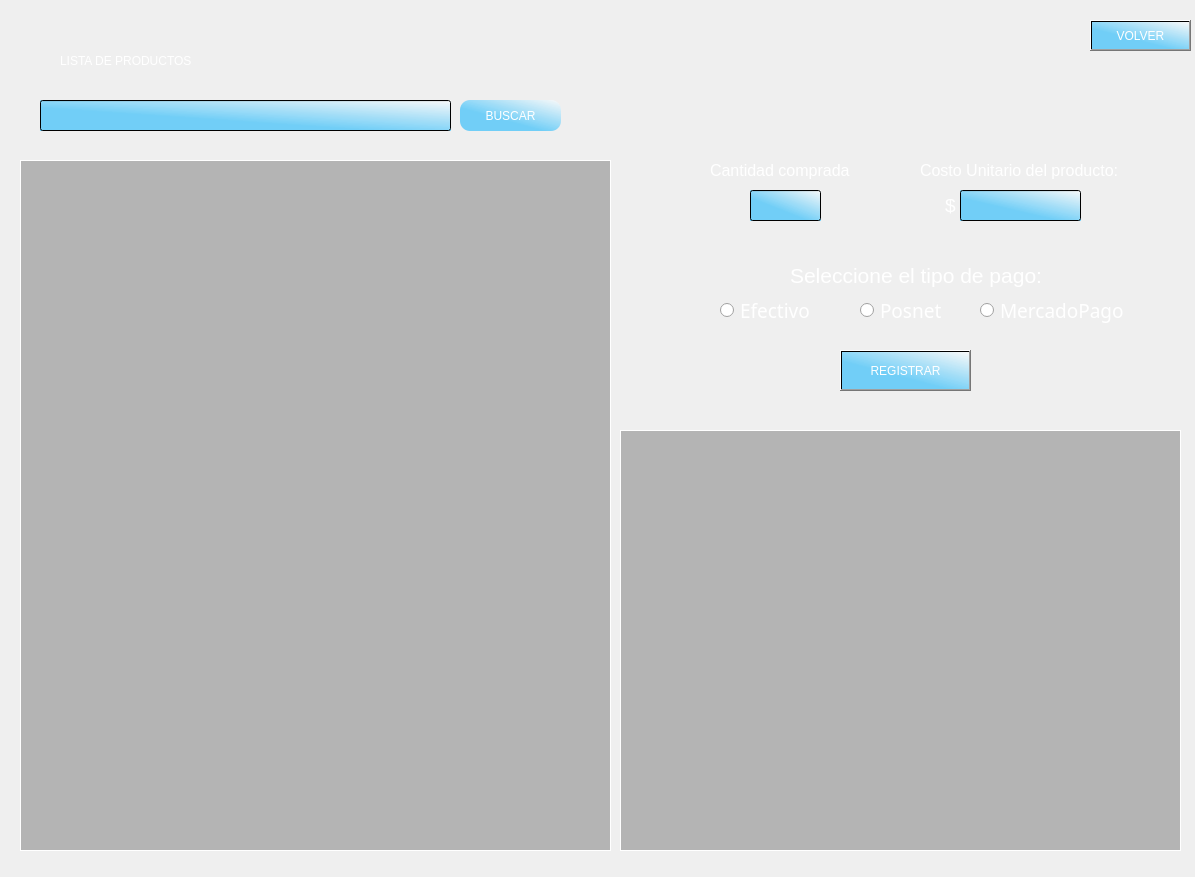
Qt form ventanas/registrar_compra_producto_listado.ui (LautaroRomero21/Proyecto-CRUD-para-empresa-chica) before a commit.
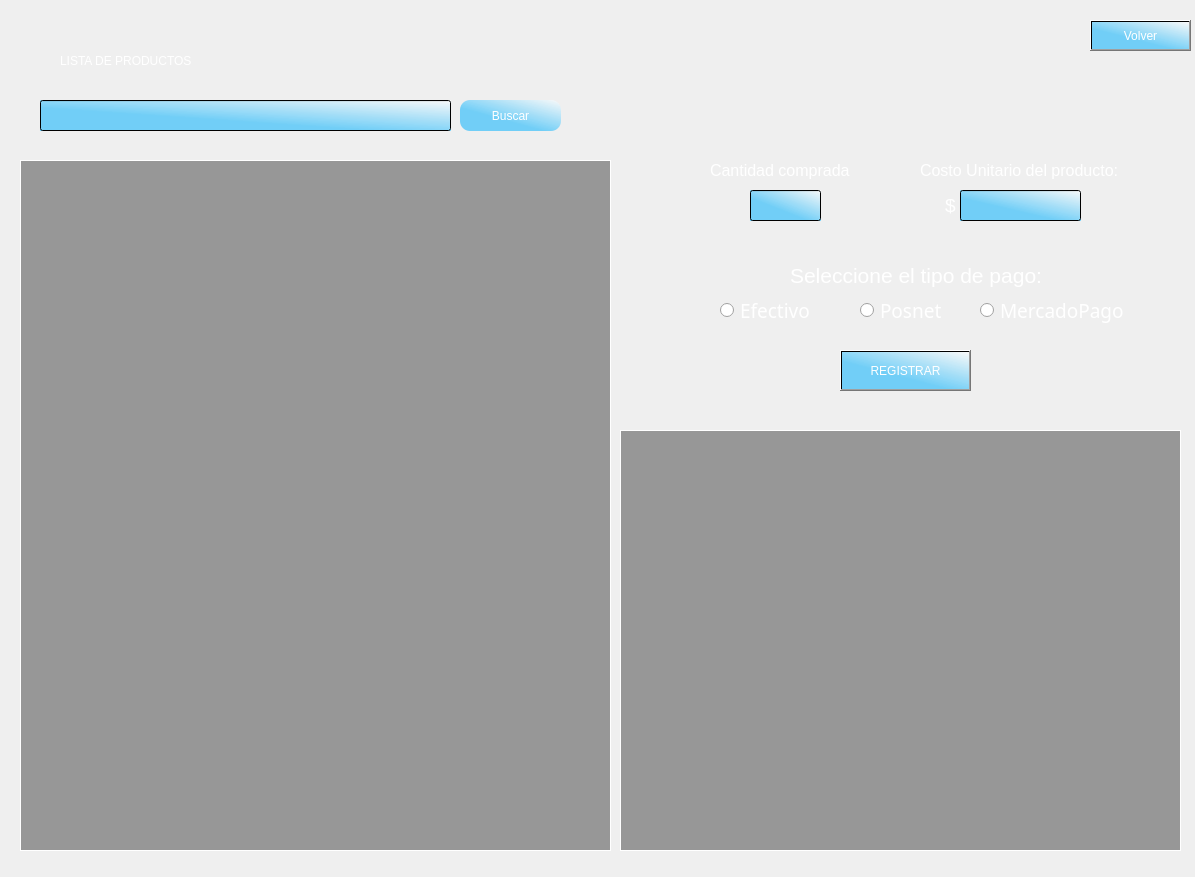
The same form after that commit. Icons and pictures are not drawn.

Commit message: background historial ventas actualizado

Diff of the .ui file:
```diff
--- a/ventanas/registrar_compra_producto_listado.ui
+++ b/ventanas/registrar_compra_producto_listado.ui
@@ -82,7 +82,7 @@
 font: 57 14pt &quot;Yu Gothic Medium&quot;;
 }
 QTreeView{
-	background-color: qlineargradient(spread:pad, x1:0, y1:0, x2:1, y2:0, stop:1 rgba(147, 147, 147, 162));
+	background-color: qlineargradient(spread:pad, x1:0, y1:0, x2:1, y2:0, stop:1 rgba(101, 101, 101, 162));
 color: #fff;
 border: 1px solid #fff;
 }
@@ -116,7 +116,7 @@
      <string notr="true">border-radius:10px;</string>
     </property>
     <property name="text">
-     <string>BUSCAR</string>
+     <string>Buscar</string>
     </property>
    </widget>
    <widget class="QLabel" name="label_8">
@@ -365,7 +365,7 @@
      <string notr="true"/>
     </property>
     <property name="text">
-     <string>VOLVER</string>
+     <string>Volver</string>
     </property>
    </widget>
    <widget class="QLabel" name="label_7">
```
The commit also changes 24 other files.
